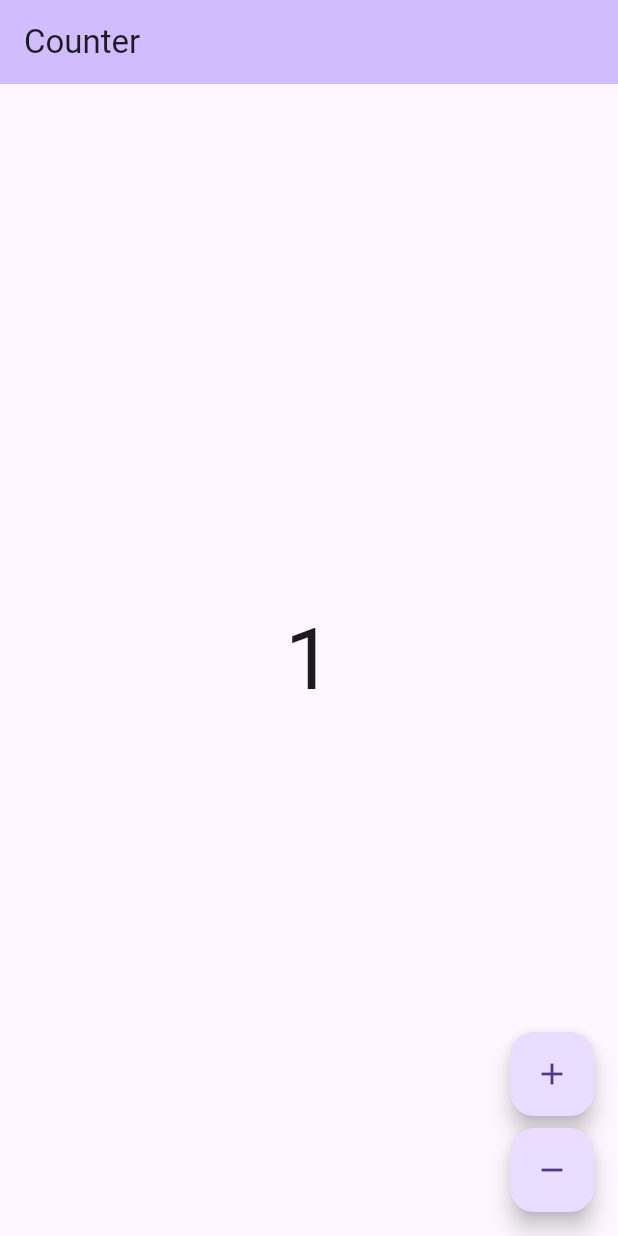
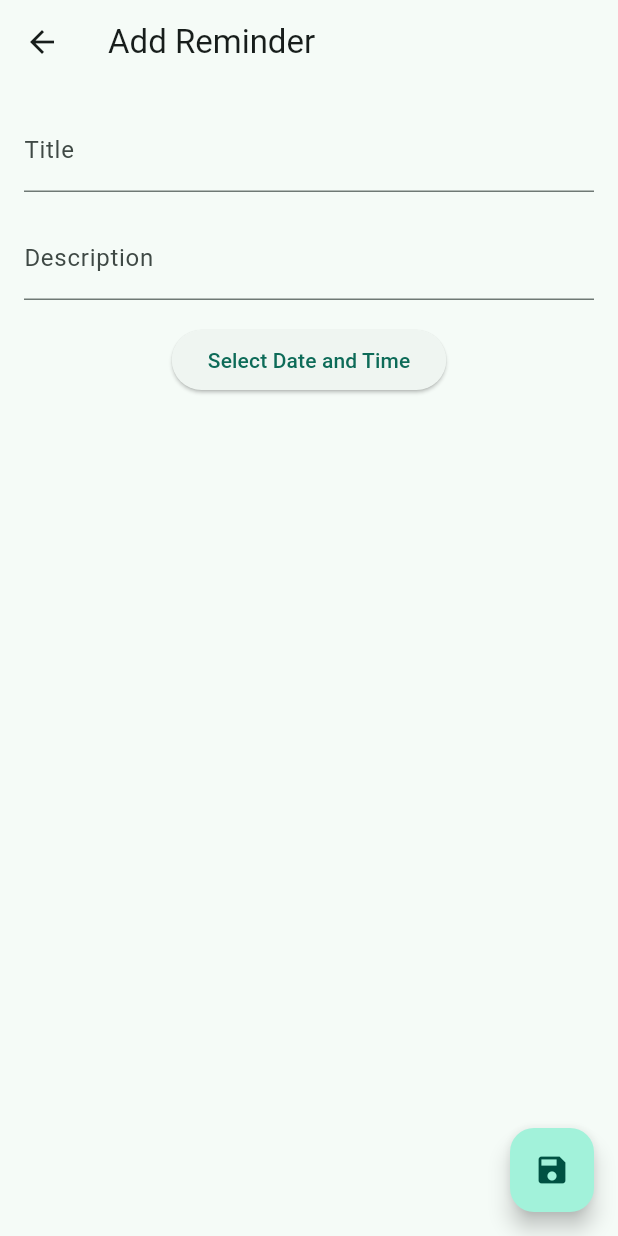
Before and after one commit to castrors/reminder, a Flutter app: the screen it shows after launch, after a tap on the "add" icon, on a phone screen of 412 x 824 dp. Run offline on Flutter 3.47's test engine with Material 3 defaults, Android fonts, the phone set to English and light mode, and no system bars; our stand-ins replace bloc, equatable, flutter_bloc, get_it, hive, hive_flutter; accounts and stored records are empty; generated files the repository leaves out were written again.

Commit message:
feat: Add reminder model and repository implementation
This commit adds the `Reminder` model class and its corresponding Hive adapter. The `Reminder` class represents a reminder with a title, description, and date. The `ReminderRepositoryImpl` class is also added, which implements the `ReminderRepository` interface. This repository is responsible for CRUD operations on reminders, including adding, updating, deleting, and retrieving reminders.

The purpose of this commit is to lay the foundation for managing reminders in the application.

```diff
--- a/lib/app/view/app.dart
+++ b/lib/app/view/app.dart
@@ -1,6 +1,6 @@
 import 'package:flutter/material.dart';
-import 'package:reminder/counter/counter.dart';
 import 'package:reminder/l10n/l10n.dart';
+import 'package:reminder/reminder/view/reminder_page.dart';
 
 class App extends StatelessWidget {
   const App({super.key});
@@ -9,14 +9,12 @@ class App extends StatelessWidget {
   Widget build(BuildContext context) {
     return MaterialApp(
       theme: ThemeData(
-        appBarTheme: AppBarTheme(
-          backgroundColor: Theme.of(context).colorScheme.inversePrimary,
-        ),
+        colorScheme: ColorScheme.fromSeed(seedColor: Colors.tealAccent),
         useMaterial3: true,
       ),
       localizationsDelegates: AppLocalizations.localizationsDelegates,
       supportedLocales: AppLocalizations.supportedLocales,
-      home: const CounterPage(),
+      home: const ReminderPage(),
     );
   }
 }
--- a/lib/bootstrap.dart
+++ b/lib/bootstrap.dart
@@ -3,6 +3,9 @@ import 'dart:developer';
 
 import 'package:bloc/bloc.dart';
 import 'package:flutter/widgets.dart';
+import 'package:hive_flutter/hive_flutter.dart';
+import 'package:reminder/injector.dart';
+import 'package:reminder/reminder/data/model/reminder.dart';
 
 class AppBlocObserver extends BlocObserver {
   const AppBlocObserver();
@@ -21,6 +24,9 @@ class AppBlocObserver extends BlocObserver {
 }
 
 Future<void> bootstrap(FutureOr<Widget> Function() builder) async {
+  await Hive.initFlutter();
+  Hive.registerAdapter(ReminderAdapter());
+  await init();
   FlutterError.onError = (details) {
     log(details.exceptionAsString(), stackTrace: details.stack);
   };
--- /dev/null
+++ b/lib/edit_reminder/cubit/edit_reminder_cubit.dart
@@ -0,0 +1,40 @@
+import 'package:bloc/bloc.dart';
+import 'package:equatable/equatable.dart';
+import 'package:reminder/reminder/data/model/reminder.dart';
+import 'package:reminder/reminder/data/repository/reminder_repository.dart';
+
+part 'edit_reminder_state.dart';
+
+class EditReminderCubit extends Cubit<EditReminderState> {
+  EditReminderCubit(this._reminderRepository)
+      : super(const EditReminderState());
+
+  final ReminderRepository _reminderRepository;
+
+  void updateReminder(Reminder reminder) {
+    emit(const EditReminderState(status: EditReminderStatus.loading));
+    _reminderRepository.updateReminder(reminder).then((_) {
+      emit(const EditReminderState(status: EditReminderStatus.success));
+    }).catchError((_) {
+      emit(const EditReminderState(status: EditReminderStatus.failure));
+    });
+  }
+
+  void addReminder(Reminder reminder) {
+    emit(const EditReminderState(status: EditReminderStatus.loading));
+    _reminderRepository.addReminder(reminder).then((_) {
+      emit(const EditReminderState(status: EditReminderStatus.success));
+    }).catchError((_) {
+      emit(const EditReminderState(status: EditReminderStatus.failure));
+    });
+  }
+
+  void deleteReminder(Reminder reminder) {
+    emit(const EditReminderState(status: EditReminderStatus.loading));
+    _reminderRepository.deleteReminder(reminder).then((_) {
+      emit(const EditReminderState(status: EditReminderStatus.success));
+    }).catchError((_) {
+      emit(const EditReminderState(status: EditReminderStatus.failure));
+    });
+  }
+}
--- /dev/null
+++ b/lib/edit_reminder/cubit/edit_reminder_state.dart
@@ -0,0 +1,19 @@
+part of 'edit_reminder_cubit.dart';
+
+enum EditReminderStatus {
+  initial,
+  loading,
+  success,
+  failure,
+}
+
+final class EditReminderState extends Equatable {
+  const EditReminderState({
+    this.status = EditReminderStatus.initial,
+  });
+
+  final EditReminderStatus status;
+
+  @override
+  List<Object> get props => [];
+}
--- /dev/null
+++ b/lib/edit_reminder/view/date_and_timer_picker.dart
@@ -0,0 +1,74 @@
+import 'package:flutter/material.dart';
+
+class DateTimePicker extends StatefulWidget {
+  const DateTimePicker({
+    required this.onDateTimeChanged,
+    this.initialDateTime,
+    super.key,
+  });
+  final void Function(DateTime) onDateTimeChanged;
+  final DateTime? initialDateTime;
+
+  @override
+  State<DateTimePicker> createState() => _DateTimePickerState();
+}
+
+class _DateTimePickerState extends State<DateTimePicker> {
+  DateTime? selectedDateTime;
+
+  @override
+  void initState() {
+    super.initState();
+    selectedDateTime = widget.initialDateTime;
+  }
+
+  Future<void> _selectDateTime(BuildContext context) async {
+    final pickedDate = await showDatePicker(
+      context: context,
+      initialDate: selectedDateTime ?? DateTime.now(),
+      firstDate: DateTime(2000),
+      lastDate: DateTime(2101),
+    );
+
+    if (pickedDate != null) {
+      if (context.mounted) {
+        final pickedTime = await showTimePicker(
+          context: context,
+          initialTime: TimeOfDay.fromDateTime(
+            selectedDateTime ?? DateTime.now(),
+          ),
+        );
+
+        if (pickedTime != null) {
+          setState(() {
+            selectedDateTime = DateTime(
+              pickedDate.year,
+              pickedDate.month,
+              pickedDate.day,
+              pickedTime.hour,
+              pickedTime.minute,
+            );
+            widget.onDateTimeChanged(selectedDateTime!);
+          });
+        }
+      }
+    }
+  }
+
+  @override
+  Widget build(BuildContext context) {
+    return Column(
+      children: [
+        ElevatedButton(
+          onPressed: () => _selectDateTime(context),
+          child: const Text('Select Date and Time'),
+        ),
+        if (selectedDateTime != null)
+          Text(
+            'Selected: ${selectedDateTime!.toLocal()}',
+            style: const TextStyle(fontSize: 16),
+          ),
+      ],
+    );
+  }
+}
--- /dev/null
+++ b/lib/edit_reminder/view/edit_reminder_page.dart
@@ -0,0 +1,136 @@
+import 'package:flutter/material.dart';
+import 'package:flutter_bloc/flutter_bloc.dart';
+import 'package:reminder/edit_reminder/cubit/edit_reminder_cubit.dart';
+import 'package:reminder/edit_reminder/view/date_and_timer_picker.dart';
+import 'package:reminder/injector.dart';
+
+import 'package:reminder/reminder/data/model/reminder.dart';
+
+class EditReminderPage extends StatelessWidget {
+  const EditReminderPage({super.key, this.reminder});
+  final Reminder? reminder;
+
+  @override
+  Widget build(BuildContext context) {
+    return BlocProvider(
+      create: (_) => EditReminderCubit(getIt()),
+      child: EditReminderView(reminder: reminder),
+    );
+  }
+
+  static Future<void> show(BuildContext context, {Reminder? reminder}) {
+    return Navigator.of(context).push(
+      MaterialPageRoute(
+        builder: (_) => EditReminderPage(reminder: reminder),
+      ),
+    );
+  }
+}
+
+class EditReminderView extends StatefulWidget {
+  const EditReminderView({super.key, this.reminder});
+  final Reminder? reminder;
+
+  @override
+  State<EditReminderView> createState() => _EditReminderViewState();
+
+  static Future<void> show(BuildContext context, {Reminder? reminder}) {
+    return showDialog(
+      context: context,
+      builder: (_) => EditReminderView(reminder: reminder),
+    );
+  }
+}
+
+class _EditReminderViewState extends State<EditReminderView> {
+  late TextEditingController _titleController;
+  late TextEditingController _descriptionController;
+  late DateTime _date;
+
+  @override
+  void initState() {
+    super.initState();
+    _titleController = TextEditingController(text: widget.reminder?.title);
+    _descriptionController =
+        TextEditingController(text: widget.reminder?.description);
+    _date = widget.reminder?.date ?? DateTime.now();
+  }
+
+  @override
+  void dispose() {
+    _titleController.dispose();
+    _descriptionController.dispose();
+    super.dispose();
+  }
+
+  @override
+  Widget build(BuildContext context) {
+    final pageTitle =
+        widget.reminder == null ? 'Add Reminder' : 'Edit Reminder';
+    return Scaffold(
+      appBar: AppBar(
+        title: Text(pageTitle),
+        actions: [
+          if (widget.reminder != null)
+            IconButton(
+              icon: const Icon(Icons.delete),
+              onPressed: () {
+                context
+                    .read<EditReminderCubit>()
+                    .deleteReminder(widget.reminder!);
+                Navigator.of(context).pop();
+              },
+            ),
+        ],
+      ),
+      body: Padding(
+        padding: const EdgeInsets.all(16),
+        child: Column(
+          children: [
+            TextField(
+              controller: _titleController,
+              decoration: const InputDecoration(labelText: 'Title'),
+            ),
+            const SizedBox(height: 16),
+            TextField(
+              controller: _descriptionController,
+              decoration: const InputDecoration(labelText: 'Description'),
+            ),
+            const SizedBox(height: 16),
+            DateTimePicker(
+              initialDateTime: widget.reminder?.date,
+              onDateTimeChanged: (dateTime) {
+                setState(() {
+                  _date = dateTime;
+                });
+              },
+            ),
+          ],
+        ),
+      ),
+      floatingActionButton: FloatingActionButton(
+        onPressed: () {
+          final reminder = widget.reminder;
+          if (reminder == null) {
+            final newReminder = Reminder(
+              title: _titleController.text,
+              description: _descriptionController.text,
+              date: _date,
+            );
+            context.read<EditReminderCubit>().addReminder(newReminder);
+          } else {
+            final newReminder = reminder
+              ..date = _date
+              ..description = _descriptionController.text
+              ..title = _titleController.text;
+
+            context.read<EditReminderCubit>().updateReminder(newReminder);
+          }
+
+          Navigator.of(context).pop(reminder);
+        },
+        child: const Icon(Icons.save),
+      ),
+    );
+  }
+}
--- /dev/null
+++ b/lib/injector.dart
@@ -0,0 +1,13 @@
+import 'package:get_it/get_it.dart';
+import 'package:hive/hive.dart';
+import 'package:reminder/reminder/data/model/reminder.dart';
+import 'package:reminder/reminder/data/repository/reminder_repository.dart';
+import 'package:reminder/reminder/data/repository/reminder_repository_impl.dart';
+
+final getIt = GetIt.instance;
+
+Future<void> init() async {
+  final box = await Hive.openBox<Reminder>('reminders');
+
+  getIt.registerSingleton<ReminderRepository>(ReminderRepositoryImpl(box));
+}
--- /dev/null
+++ b/lib/reminder/bloc/reminder_event.dart
@@ -0,0 +1,28 @@
+part of 'reminder_bloc.dart';
+
+sealed class ReminderEvent extends Equatable {
+  const ReminderEvent();
+
+  @override
+  List<Object> get props => [];
+}
+
+final class RemindersRequested extends ReminderEvent {
+  const RemindersRequested();
+}
+
+final class ReminderAdded extends ReminderEvent {
+  const ReminderAdded(this.reminder);
+  final Reminder reminder;
+
+  @override
+  List<Object> get props => [reminder];
+}
+
+final class ReminderUpdated extends ReminderEvent {
+  const ReminderUpdated(this.reminder);
+  final Reminder reminder;
+
+  @override
+  List<Object> get props => [reminder];
+}
--- /dev/null
+++ b/lib/reminder/data/model/reminder.dart
@@ -0,0 +1,20 @@
+import 'package:hive/hive.dart';
+
+part 'reminder.g.dart';
+
+@HiveType(typeId: 0)
+class Reminder extends HiveObject {
+  Reminder({
+    required this.title,
+    required this.description,
+    required this.date,
+  });
+  @HiveField(0)
+  String title;
+
+  @HiveField(1)
+  String description;
+
+  @HiveField(2)
+  DateTime date;
+}
--- /dev/null
+++ b/lib/reminder/data/repository/reminder_repository.dart
@@ -0,0 +1,12 @@
+import 'package:flutter/foundation.dart';
+import 'package:hive/hive.dart';
+import 'package:reminder/reminder/data/model/reminder.dart';
+
+abstract class ReminderRepository {
+  Future<void> addReminder(Reminder reminder);
+  Future<void> updateReminder(Reminder reminder);
+  Future<void> deleteReminder(Reminder reminder);
+  Future<List<Reminder>> getReminders();
+  Future<void> deleteAllReminders();
+  ValueListenable<Box<Reminder>> listenToReminders();
+}
--- /dev/null
+++ b/lib/reminder/data/repository/reminder_repository_impl.dart
@@ -0,0 +1,39 @@
+import 'package:flutter/foundation.dart';
+import 'package:hive_flutter/hive_flutter.dart';
+import 'package:reminder/reminder/data/model/reminder.dart';
+import 'package:reminder/reminder/data/repository/reminder_repository.dart';
+
+class ReminderRepositoryImpl implements ReminderRepository {
+  ReminderRepositoryImpl(this.box);
+  Box<Reminder> box;
+
+  @override
+  Future<void> addReminder(Reminder reminder) async {
+    await box.add(reminder);
+  }
+
+  @override
+  Future<void> deleteReminder(Reminder reminder) async {
+    await box.delete(reminder.key);
+  }
+
+  @override
+  Future<List<Reminder>> getReminders() async {
+    return box.values.toList();
+  }
+
+  @override
+  Future<void> updateReminder(Reminder reminder) async {
+    await box.put(reminder.key, reminder);
+  }
+
+  @override
+  Future<void> deleteAllReminders() {
+    return box.clear();
+  }
+
+  @override
+  ValueListenable<Box<Reminder>> listenToReminders() {
+    return box.listenable();
+  }
+}
--- /dev/null
+++ b/lib/reminder/view/reminder_body.dart
@@ -0,0 +1,38 @@
+import 'package:flutter/material.dart';
+
+import 'package:hive_flutter/hive_flutter.dart';
+import 'package:reminder/edit_reminder/view/edit_reminder_page.dart';
+import 'package:reminder/injector.dart';
+
+import 'package:reminder/reminder/data/model/reminder.dart';
+import 'package:reminder/reminder/data/repository/reminder_repository.dart';
+
+class ReminderBody extends StatelessWidget {
+  const ReminderBody({super.key});
+
+  @override
+  Widget build(BuildContext context) {
+    return ValueListenableBuilder<Box<Reminder>>(
+      valueListenable: getIt<ReminderRepository>().listenToReminders(),
+      builder: (context, box, _) {
+        final reminders = box.values.toList();
+        if (reminders.isEmpty) {
+          return const Center(child: Text('No reminders'));
+        } else {
+          return ListView.separated(
+            separatorBuilder: (context, index) => const Divider(),
+            itemCount: reminders.length,
+            itemBuilder: (context, index) {
+              final reminder = reminders[index];
+              return ListTile(
+                title: Text(reminder.title),
+                subtitle: Text(reminder.description),
+                onTap: () => EditReminderPage.show(context, reminder: reminder),
+              );
+            },
+          );
+        }
+      },
+    );
+  }
+}
--- /dev/null
+++ b/lib/reminder/view/reminder_page.dart
@@ -0,0 +1,40 @@
+import 'package:flutter/material.dart';
+import 'package:flutter_bloc/flutter_bloc.dart';
+import 'package:reminder/edit_reminder/view/edit_reminder_page.dart';
+import 'package:reminder/injector.dart';
+import 'package:reminder/reminder/bloc/reminder_bloc.dart';
+import 'package:reminder/reminder/data/repository/reminder_repository.dart';
+import 'package:reminder/reminder/view/reminder_body.dart';
+
+class ReminderPage extends StatelessWidget {
+  const ReminderPage({super.key});
+
+  @override
+  Widget build(BuildContext context) {
+    return BlocProvider(
+      create: (_) => ReminderBloc(getIt<ReminderRepository>())
+        ..add(const RemindersRequested()),
+      child: const ReminderView(),
+    );
+  }
+}
+
+class ReminderView extends StatelessWidget {
+  const ReminderView({super.key});
+
+  @override
+  Widget build(BuildContext context) {
+    return Scaffold(
+      appBar: AppBar(title: const Text('Reminder')),
+      body: const ReminderBody(),
+      floatingActionButton: FloatingActionButton(
+        onPressed: () {
+          EditReminderPage.show(context).then((value) {
+            context.read<ReminderBloc>().add(const RemindersRequested());
+          });
+        },
+        child: const Icon(Icons.add),
+      ),
+    );
+  }
+}
```
Also changed, not shown: lib/reminder/bloc/reminder_bloc.dart (added, +61 -0 lines), lib/reminder/bloc/reminder_state.dart (added, +31 -0 lines), lib/reminder/data/model/reminder.g.dart (added), lib/reminder/reminder.dart (added).
